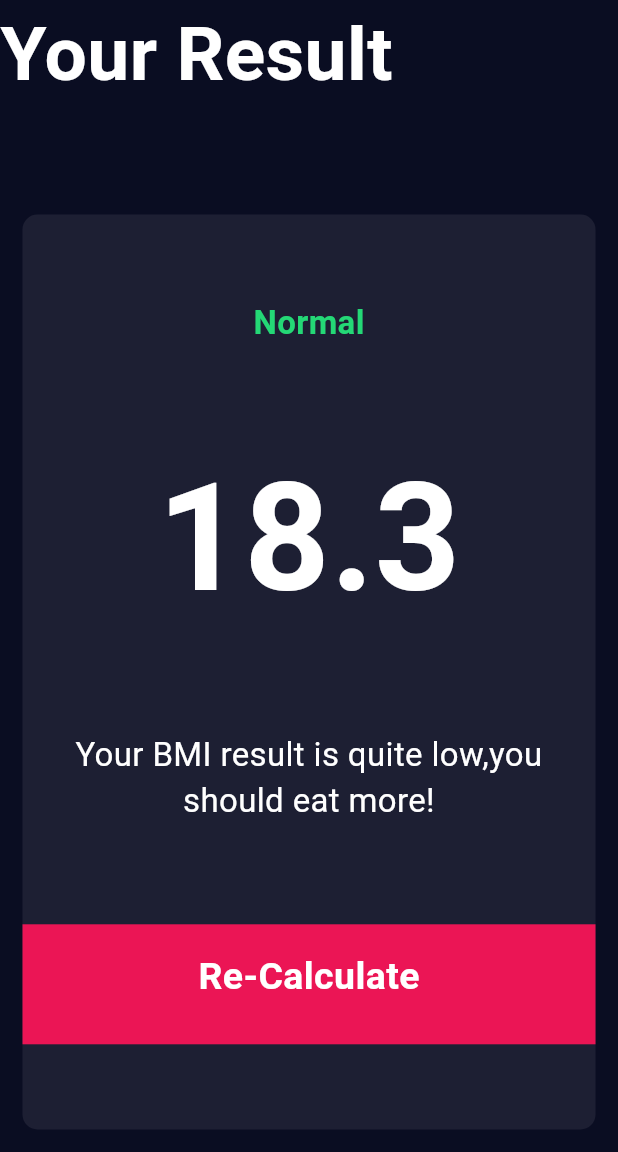
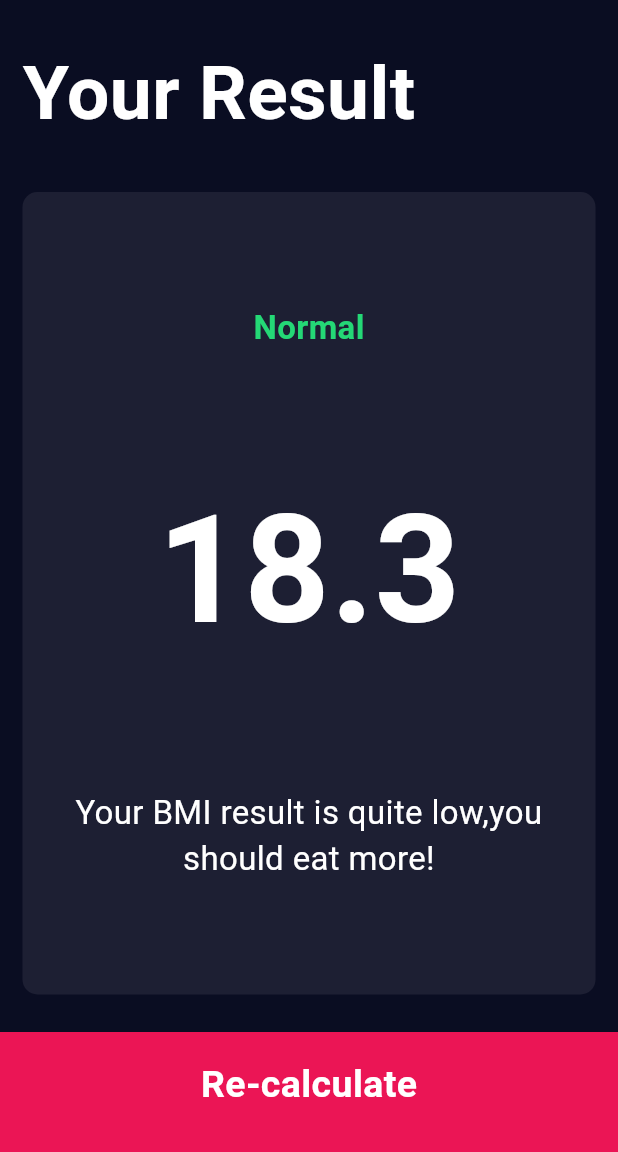
Before and after one commit to Each9084/flutter_bmi, a Flutter app: the ResultsPage screen opened directly, on a phone screen of 412 x 824 dp, the part 84-1236 px from its top. Run offline on Flutter 3.47's test engine with Material 3 defaults, Android fonts, the light colour scheme and no system bars; our stand-ins replace font_awesome_flutter.

Commit message:
refactor the structure

```diff
--- a/lib/bottom_button.dart
+++ b/lib/components/bottom_button.dart
@@ -1,6 +1,6 @@
 import 'package:flutter/material.dart';
 
-import 'constants.dart';
+import '../constants.dart';
 
 class BottomButton extends StatelessWidget {
 
--- a/lib/icon_content.dart
+++ b/lib/components/icon_content.dart
@@ -1,5 +1,5 @@
 import 'package:flutter/material.dart';
-import 'constants.dart';
+import '../constants.dart';
 
 
 class iconContent extends StatelessWidget {
--- a/lib/main.dart
+++ b/lib/main.dart
@@ -1,6 +1,6 @@
 import 'package:flutter/material.dart';
 import 'package:flutter/services.dart';
-import 'input_page.dart';
+import 'screens/input_page.dart';
 
 void main() {
   runApp(BMICalculator());
--- a/lib/results_page.dart
+++ b/lib/screens/results_page.dart
@@ -1,7 +1,8 @@
 import 'package:bmi_calculator_each/constants.dart';
 import 'package:flutter/material.dart';
-import 'bottom_button.dart';
-import 'reusable_card.dart';
+import '../components/bottom_button.dart';
+import '../components/reusable_card.dart';
+
 
 class ResultsPage extends StatelessWidget {
   const ResultsPage({super.key});
@@ -17,7 +18,8 @@ class ResultsPage extends StatelessWidget {
         crossAxisAlignment: CrossAxisAlignment.stretch,
         children: [
           Expanded(
-            child: Container(
+            child: Container(padding: EdgeInsets.all(15),
+              alignment: Alignment.bottomLeft,
               child: Text(
                 'Your Result',
                 style: kTitleTextStyle,
@@ -45,14 +47,13 @@ class ResultsPage extends StatelessWidget {
                     textAlign: TextAlign.center,
                     style: kBodyTextStyle,
                   ),
-                  BottomButton(
-                    buttonTitle: 'Re-Calculate',
-                    onTap: () {},
-                  )
                 ],
               ),
             ),
-          )
+          ),
+          BottomButton(buttonTitle: 'Re-calculate', onTap: (){
+            Navigator.pop(context);
+          })
         ],
       ),
     );
```
Also changed, not shown: lib/screens/input_page.dart (renamed from lib/input_page.dart, +6 -6 lines), lib/calculate_bmi.dart (added), lib/components/reusable_card.dart (renamed from lib/reusable_card.dart), lib/components/round_icon_button.dart (renamed from lib/round_icon_button.dart).
